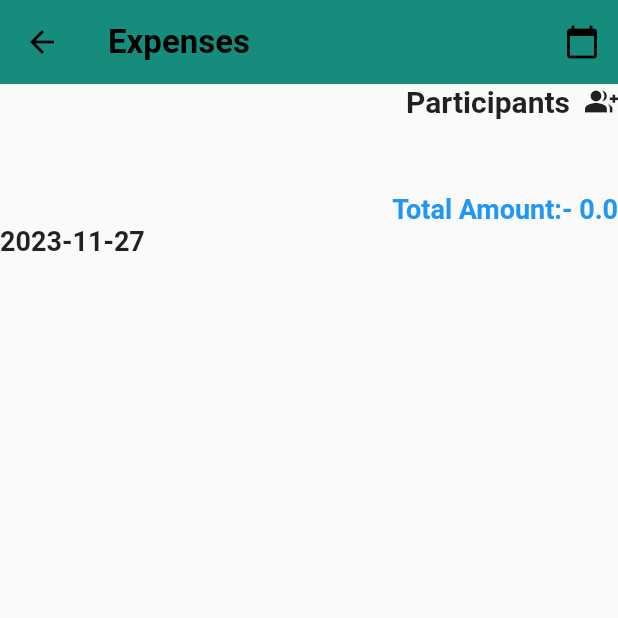
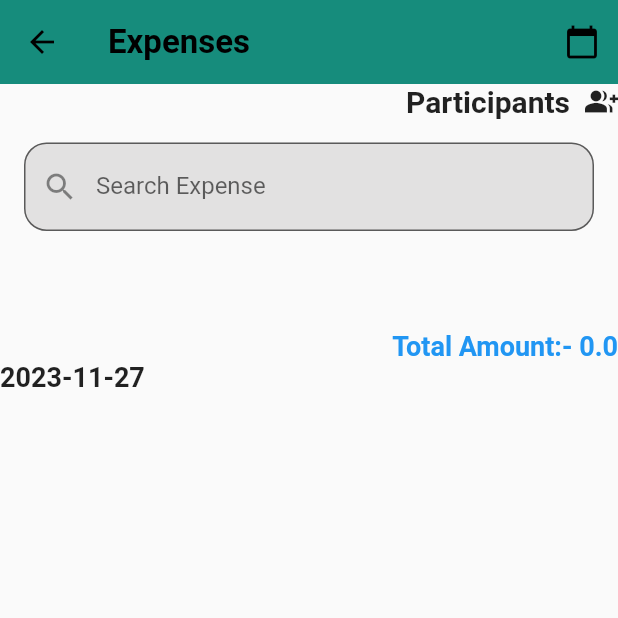
Before and after one commit to Ayishamarva7998/ExpenseTrack, a Flutter app: the Firstgroup screen opened directly, on a phone screen of 412 x 824 dp, the top half of it. Run offline on Flutter 3.47's test engine with Material 2 defaults, Android fonts, the light colour scheme and no system bars; our stand-ins replace fl_chart, hive, hive_flutter; accounts and stored records are empty.

Commit message:
functions changed

```diff
--- a/lib/functions/expense_fn.dart
+++ b/lib/functions/expense_fn.dart
@@ -5,7 +5,9 @@ import 'package:splitwise_app/model/expenselist_model.dart';
 ValueNotifier<List<ExpenseList>> expenseListNotifier =ValueNotifier([]);
  Future<void> addExpense(ExpenseList value)async{
    final expenseDB = await Hive.openBox<ExpenseList>('expense_db');
+
    await expenseDB.add(value);
+
    expenseListNotifier.value.add(value);
    expenseListNotifier.notifyListeners();
  }
@@ -13,6 +15,7 @@ ValueNotifier<List<ExpenseList>> expenseListNotifier =ValueNotifier([]);
     final expenseDB = await Hive.openBox<ExpenseList>('expense_db');
     expenseListNotifier.value.clear();
     expenseListNotifier.value.addAll(expenseDB.values);
+
     expenseListNotifier.notifyListeners();
 
 
@@ -24,6 +27,7 @@ ValueNotifier<List<ExpenseList>> expenseListNotifier =ValueNotifier([]);
   getAllexpense();
  }
 
+
      double total( expense){
     double totalamount = 0;
     for(var expenses in expense){
--- a/lib/model/expenselist_model.dart
+++ b/lib/model/expenselist_model.dart
@@ -16,12 +16,10 @@ class ExpenseList{
   @HiveField(2)
   final String select;
 
-  @HiveField(3)
-  final String groupId;
 
 
 
 
-  ExpenseList({required this.description,required this.amount,required this.select,required this.groupId});
+  ExpenseList({required this.description,required this.amount,required this.select});
 
 }
--- a/lib/screens/techhouse.dart
+++ b/lib/screens/techhouse.dart
@@ -15,12 +15,13 @@ class Firstgroup extends StatefulWidget {
 }
 
 class _FirstgroupState extends State<Firstgroup> {
-
   List<ExpenseList> expenseList = [];
-
+  String _search = '';
+  List<ExpenseList> filteredExpense = [];
+  List<ExpenseList> explist= [];
   double totalamount = total(expenseListNotifier.value);
-
   DateTime selectedDate = DateTime.now();
+  String searchText = '';
 
   Future<void> _selectDate(BuildContext context) async {
     final DateTime? picked = await showDatePicker(
@@ -36,8 +37,20 @@ class _FirstgroupState extends State<Firstgroup> {
       });
     }
   }
+  void initState(){
+    super.initState();
+    getAllexpense();
+  }
+  void filteredData() {
+    setState(() {
+      filteredExpense = expenseListNotifier.value
+          .where((expenseList) =>
+              expenseList.description.toLowerCase().contains(_search.toLowerCase()))
+          .toList();
+    });
+  }
 
-  @override
+@override
   Widget build(BuildContext context) {
     return SafeArea(
       child: Scaffold(
@@ -80,7 +93,6 @@ class _FirstgroupState extends State<Firstgroup> {
                       contacts: '',
                       groupname: '',
                       isdone: false,
-
                     ),
                   ),
                 ));
@@ -102,10 +114,36 @@ class _FirstgroupState extends State<Firstgroup> {
                 ],
               ),
             ),
+
+            Padding(
+              padding: const EdgeInsets.all(16.0),
+              child: TextFormField(
+
+                decoration:  InputDecoration(
+                  labelText: 'Search Expense',
+                  fillColor: const Color.fromARGB(255, 226, 225, 225),
+                  filled: true,
+                  border: OutlineInputBorder(
+                    borderRadius: BorderRadius.circular(15),),
+                     prefixIcon: Icon(Icons.search)
+                ),
+                  onChanged: (value) {
+                  setState(() {
+                    _search = value;
+                       });
+                       filteredData();
+
+
+
+                },
+              ),
+            ),
+
             const SizedBox(
               height: 50,
             ),
-             Align(
+
+            Align(
               alignment: Alignment.topRight,
               child: Text(
                 "Total Amount:- ${totalamount}",
@@ -116,9 +154,6 @@ class _FirstgroupState extends State<Firstgroup> {
               ),
             ),
 
-            const Align(
-              alignment: Alignment.topLeft,
-            ),
             Align(
               alignment: Alignment.topLeft,
               child: Text(
@@ -126,15 +161,18 @@ class _FirstgroupState extends State<Firstgroup> {
                 style: TextStyle(fontSize: 18, fontWeight: FontWeight.bold),
               ),
             ),
+
             Expanded(
               child: Builder(builder: (context) {
                 return ValueListenableBuilder(
                   valueListenable: expenseListNotifier,
-                  builder: (BuildContext ctx, List<ExpenseList>expenseList,
+                  builder: (BuildContext ctx, List<ExpenseList> expenseList,
                       Widget? child) {
+                        final list =filteredExpense.isNotEmpty?  filteredExpense:expenseList;
                     return ListView.builder(
                       itemBuilder: (ctx, index) {
-                        final data = expenseList[index];
+
+                        final data = list[index];
                         return ListTile(
                           title: Text(data.description),
                           subtitle: Text(data.amount),
@@ -162,7 +200,7 @@ class _FirstgroupState extends State<Firstgroup> {
                           ),
                         );
                       },
-                      itemCount: expenseList.length,
+                      itemCount:list.length,
                     );
                   },
                 );
@@ -173,6 +211,4 @@ class _FirstgroupState extends State<Firstgroup> {
       ),
     );
   }
-
-
 }
```
Also changed, not shown: lib/screens/adddexpense_screen.dart (+9 -47 lines), lib/screens/addgroup_screen.dart (+58 -58 lines), lib/screens/groups_screen.dart (+32 -38 lines), lib/screens/list_screen.dart (+21 -42 lines), lib/model/contact.dart/contactlist_model.g.dart, lib/model/expenselist_model.g.dart.
